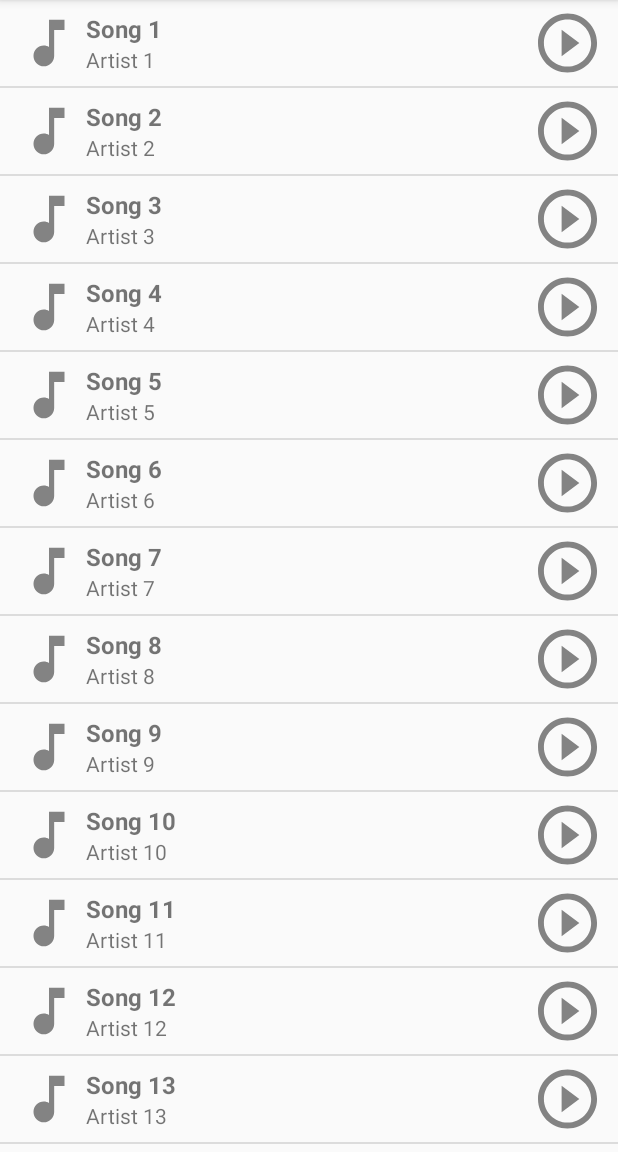
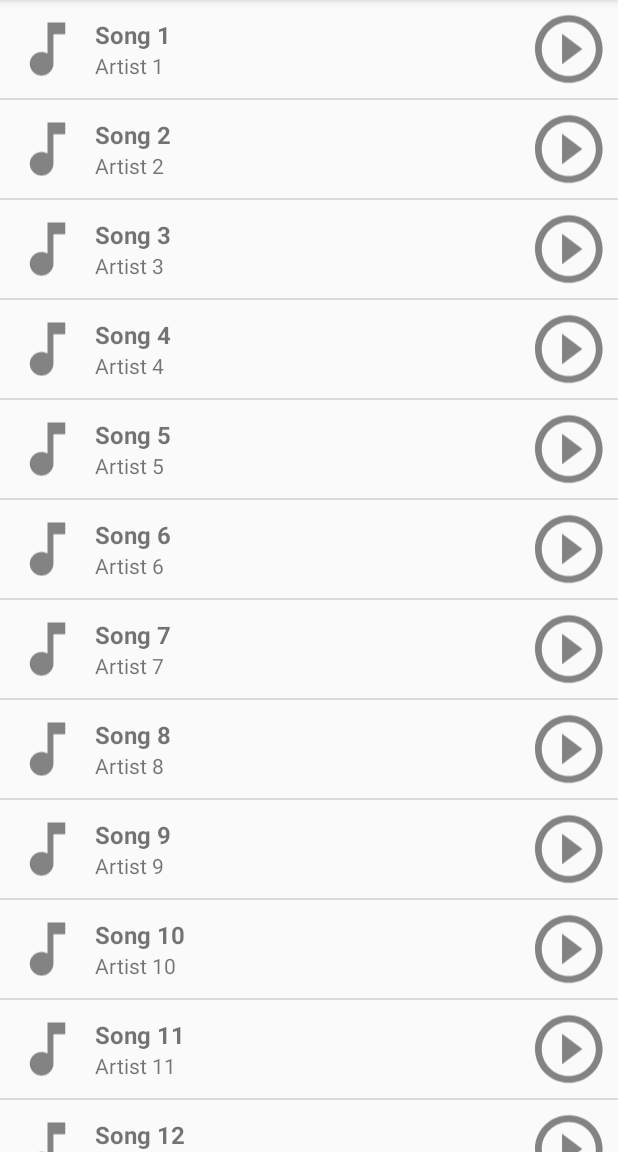
Before and after one commit to diederikdeneef/Music_Player, an Android app: the screen it shows after launch (MainActivity), on a phone screen of 412 x 824 dp, the part 84-1236 px from its top. Run offline under Robolectric (Android 15) with nearby library versions, the phone set to English and light mode, and no system bars.

Commit message:
style: Better song item layout
Increase spacing between song item child views and enlarged the parent
view for better user experience.

```diff
--- a/app/src/main/res/layout/song_item.xml
+++ b/app/src/main/res/layout/song_item.xml
@@ -9,6 +9,7 @@
         android:id="@+id/album_art_song_item"
         android:layout_width="0dp"
         android:layout_height="0dp"
+        android:scaleType="fitCenter"
         android:src="@drawable/ic_action_music_note"
         app:layout_constraintBottom_toBottomOf="parent"
         app:layout_constraintEnd_toStartOf="@id/song_title_textView"
@@ -24,6 +25,9 @@
         android:text="Song title"
         android:textSize="16sp"
         android:textStyle="bold"
+        android:layout_marginLeft="8dp"
+        android:layout_marginRight="8dp"
+        android:paddingTop="4dp"
         app:layout_constraintBottom_toTopOf="@id/artist_name_textView"
         app:layout_constraintEnd_toStartOf="@id/play_button"
         app:layout_constraintHorizontal_weight="6"
@@ -36,6 +40,9 @@
         android:layout_height="wrap_content"
         android:layout_gravity="center_vertical"
         android:text="Artist"
+        android:paddingBottom="4dp"
+        android:layout_marginLeft="8dp"
+        android:layout_marginRight="8dp"
         app:layout_constraintBottom_toBottomOf="parent"
         app:layout_constraintEnd_toStartOf="@id/play_button"
         app:layout_constraintHorizontal_weight="6"
@@ -47,6 +54,7 @@
         android:id="@+id/play_button"
         android:layout_width="0dp"
         android:layout_height="0dp"
+        android:scaleType="fitCenter"
         android:padding="0dp"
         android:src="@drawable/ic_action_play_outline"
         app:layout_constraintBottom_toBottomOf="parent"
```
